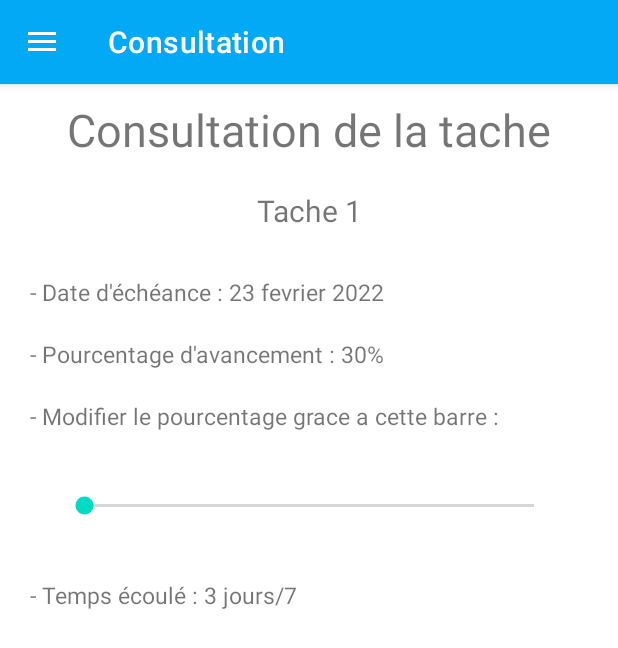
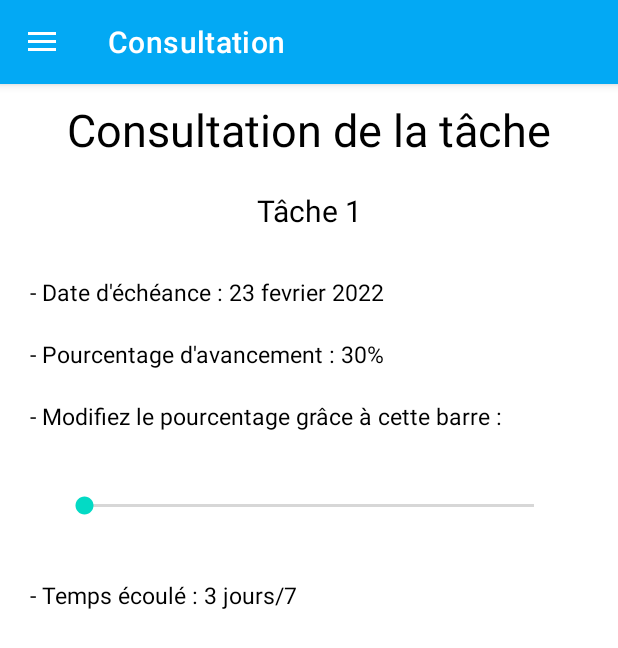
Before and after one commit to Joyce0501/H22-4204N6-KICKMYB-NOUTEJI, an Android app: the ConsultationActivity screen opened directly, with no data from a screen before it, on a phone screen of 412 x 824 dp. Shown: the top 648 px of the screen. Run offline under Robolectric (Android 15) with nearby library versions, the phone set to English and light mode, and no system bars.

Commit message:
Reglages
Synthaxe , vocabulaire, etc

```diff
--- a/KickMyB/app/src/main/java/com/example/kickmyb/AccueilActivity.java
+++ b/KickMyB/app/src/main/java/com/example/kickmyb/AccueilActivity.java
@@ -126,7 +126,7 @@ public class AccueilActivity extends AppCompatActivity {
         for(int i = 1; i <= 200; i++)
         {
             Taches t = new Taches();
-            t.taches = "Tache " + i;
+            t.taches = "Tâche " + i;
             adapter.list.add(t);
         }
         adapter.notifyDataSetChanged();
--- a/KickMyB/app/src/main/java/com/example/kickmyb/CreationActivity.java
+++ b/KickMyB/app/src/main/java/com/example/kickmyb/CreationActivity.java
@@ -37,7 +37,7 @@ public class CreationActivity extends AppCompatActivity {
     protected void onCreate(Bundle savedInstanceState) {
         super.onCreate(savedInstanceState);
         setContentView(R.layout.activity_main);
-        setTitle("Creation");
+        setTitle("Création");
 
         binding = ActivityCreationBinding.inflate(getLayoutInflater());
         View view = binding.getRoot();
--- a/KickMyB/app/src/main/res/layout/activity_accueil.xml
+++ b/KickMyB/app/src/main/res/layout/activity_accueil.xml
@@ -23,7 +23,7 @@
             android:layout_width="match_parent"
             android:layout_height="wrap_content"
             android:layout_margin="20dp"
-            android:text="Creation d'une tache"
+            android:text="Création d'une tâche"
             app:layout_constraintLeft_toLeftOf="parent"
             app:layout_constraintRight_toRightOf="parent"
             app:layout_constraintTop_toTopOf="parent" />
--- a/KickMyB/app/src/main/res/layout/activity_consultation.xml
+++ b/KickMyB/app/src/main/res/layout/activity_consultation.xml
@@ -22,7 +22,8 @@
                 android:layout_height="wrap_content"
                 android:layout_margin="10dp"
                 android:gravity="center_horizontal"
-                android:text="Consultation de la tache"
+                android:text="Consultation de la tâche"
+                android:textColor="@color/black"
                 android:textSize="30dp"
                 />
 
@@ -31,7 +32,8 @@
                 android:layout_width="match_parent"
                 android:layout_height="wrap_content"
                 android:layout_margin="10dp"
-                android:text="Tache 1"
+                android:textColor="@color/black"
+                android:text="Tâche 1"
                 android:textSize="20dp"
                 android:gravity="center"
                 android:hint="Le nom de la tache" />
@@ -49,6 +51,7 @@
                     android:layout_margin="10dp"
                     android:gravity="start"
                     android:textSize="15dp"
+                    android:textColor="@color/black"
                     android:text="- Date d'échéance : 23 fevrier 2022" />
 
                 <TextView
@@ -58,6 +61,7 @@
                     android:layout_margin="10dp"
                     android:gravity="start"
                     android:textSize="15dp"
+                    android:textColor="@color/black"
                     android:text="- Pourcentage d'avancement : 30%" />
                 <TextView
                     android:id="@+id/avancement"
@@ -66,7 +70,8 @@
                     android:layout_margin="10dp"
                     android:gravity="start"
                     android:textSize="15dp"
-                    android:text="- Modifier le pourcentage grace a cette barre : " />
+                    android:textColor="@color/black"
+                    android:text="- Modifiez le pourcentage grâce à cette barre : " />
 
                 <SeekBar
                     android:layout_width="match_parent"
@@ -81,6 +86,7 @@
                     android:layout_margin="10dp"
                     android:gravity="start"
                     android:textSize="15dp"
+                    android:textColor="@color/black"
                     android:text="- Temps écoulé : 3 jours/7" />
 
             </LinearLayout>
--- a/KickMyB/app/src/main/res/layout/tache_item.xml
+++ b/KickMyB/app/src/main/res/layout/tache_item.xml
@@ -14,7 +14,8 @@
             android:id="@+id/deadline"
             android:layout_width="wrap_content"
             android:layout_height="match_parent"
-            android:text="28 fevrier 2022"
+            android:textColor="@color/black"
+            android:text="22 fevrier 2022"
             android:padding="10dp"
             android:gravity="center"
             />
@@ -22,6 +23,7 @@
         <TextView
             android:id="@+id/tvtaches"
             android:layout_width="0dp"
+            android:textColor="@color/black"
             android:layout_height="match_parent"
             android:layout_weight="1"
             android:gravity="center"
@@ -39,6 +41,7 @@
                 android:layout_width="wrap_content"
                 android:layout_height="match_parent"
                 android:layout_weight="1"
+                android:textColor="@color/black"
                 android:text="3jours /7"
                 android:padding="10dp"/>
 
@@ -55,6 +58,7 @@
                 android:layout_width="wrap_content"
                 android:layout_height="match_parent"
                 android:layout_weight="1"
+                android:textColor="@color/black"
                 android:text="50%"
                 android:layout_gravity="center_horizontal"
                 android:padding="10dp"/>
```
Also changed, not shown: KickMyB/app/src/main/res/layout/activity_creation.xml (+7 -3 lines).
